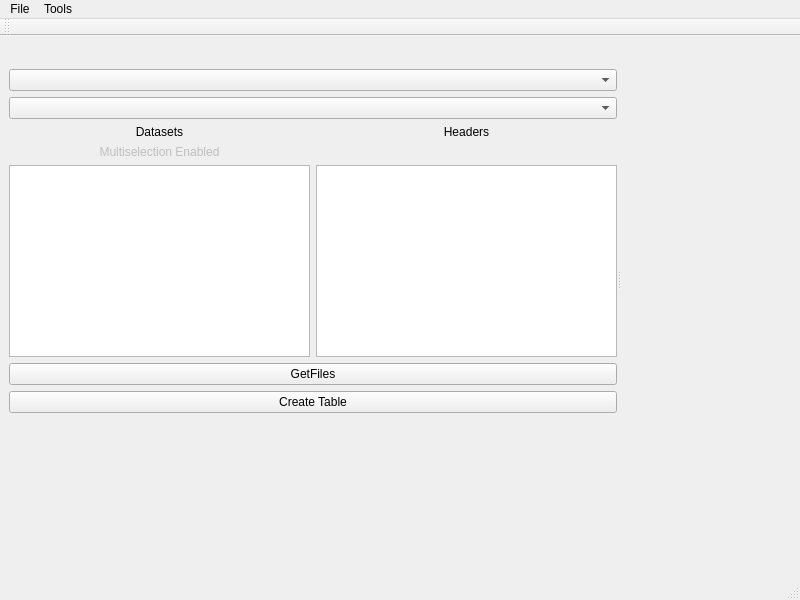
Before: the Qt Designer form Phobos3/PyqtTest.ui in stephgm/analytix, drawn with Qt 5.
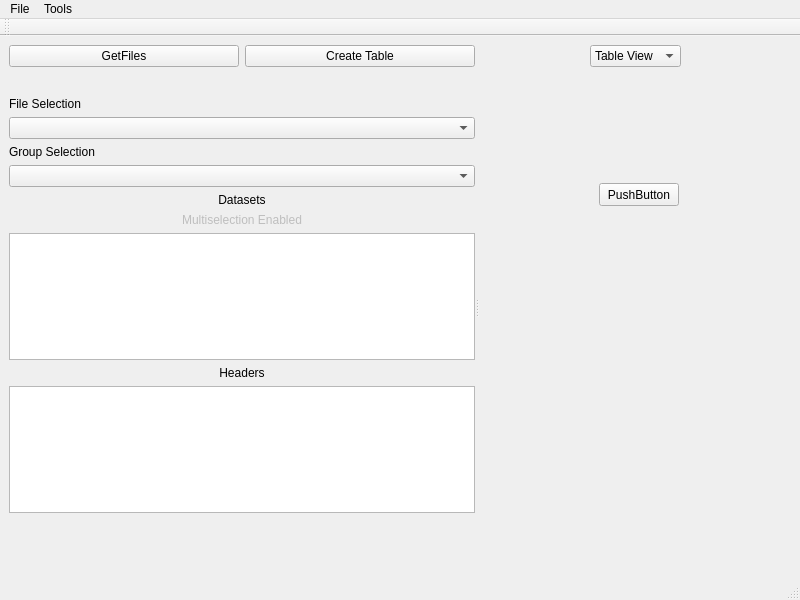
After: the same form once the commit is applied. The open tabs and pages were chosen to show the change. Icons and pictures are not drawn.

Diff of the .ui file:
```diff
--- a/Phobos3/PyqtTest.ui
+++ b/Phobos3/PyqtTest.ui
@@ -14,32 +14,52 @@
    <string>MainWindow</string>
   </property>
   <widget class="QWidget" name="centralwidget">
-   <layout class="QGridLayout" name="gridLayout">
+   <layout class="QGridLayout" name="gridLayout_3">
     <item row="0" column="0">
      <widget class="QSplitter" name="FileOpenStackedSplitter">
       <property name="orientation">
        <enum>Qt::Horizontal</enum>
       </property>
       <widget class="QWidget" name="gridLayoutWidget">
-       <layout class="QGridLayout" name="OpenFileLayout">
-        <item row="0" column="0">
-         <widget class="QWidget" name="SearchQWidget" native="true">
-          <property name="sizePolicy">
-           <sizepolicy hsizetype="Minimum" vsizetype="Preferred">
-            <horstretch>0</horstretch>
-            <verstretch>0</verstretch>
-           </sizepolicy>
+       <layout class="QGridLayout" name="gridLayout">
+        <item row="12" column="0">
+         <spacer name="verticalSpacer">
+          <property name="orientation">
+           <enum>Qt::Vertical</enum>
           </property>
-          <layout class="QGridLayout" name="gridLayout_4">
-           <item row="0" column="0">
-            <layout class="QGridLayout" name="SearchQWidgetLayout"/>
-           </item>
-          </layout>
+          <property name="sizeHint" stdset="0">
+           <size>
+            <width>20</width>
+            <height>40</height>
+           </size>
+          </property>
+         </spacer>
+        </item>
+        <item row="10" column="0">
+         <widget class="QLabel" name="HeaderListLabel">
+          <property name="text">
+           <string>&lt;html&gt;&lt;head/&gt;&lt;body&gt;&lt;p align=&quot;center&quot;&gt;Headers&lt;/p&gt;&lt;/body&gt;&lt;/html&gt;</string>
+          </property>
+         </widget>
+        </item>
+        <item row="3" column="0">
+         <widget class="QLabel" name="FileSelectionLabel">
+          <property name="text">
+           <string>File Selection</string>
+          </property>
          </widget>
         </item>
         <item row="4" column="0">
-         <layout class="QGridLayout" name="gridLayout_6">
-          <item row="2" column="1">
+         <widget class="QComboBox" name="FileNameCombo">
+          <property name="sizePolicy">
+           <sizepolicy hsizetype="Minimum" vsizetype="Fixed">
+            <horstretch>0</horstretch>
+            <verstretch>0</verstretch>
+           </sizepolicy>
+          </property>
+         </widget>
+        </item>
+        <item row="11" column="0">
            <widget class="QListWidget" name="HeaderList">
             <property name="sizePolicy">
              <sizepolicy hsizetype="Minimum" vsizetype="Expanding">
@@ -58,7 +78,23 @@
             </property>
            </widget>
           </item>
-          <item row="0" column="0">
+        <item row="9" column="0">
+         <widget class="QListWidget" name="DatasetList">
+          <property name="sizePolicy">
+           <sizepolicy hsizetype="Minimum" vsizetype="Expanding">
+            <horstretch>0</horstretch>
+            <verstretch>0</verstretch>
+           </sizepolicy>
+          </property>
+          <property name="minimumSize">
+           <size>
+            <width>200</width>
+            <height>0</height>
+           </size>
+          </property>
+         </widget>
+        </item>
+        <item row="7" column="0">
            <widget class="QLabel" name="DatasetListLabel">
             <property name="text">
              <string>&lt;html&gt;&lt;head/&gt;&lt;body&gt;&lt;p align=&quot;center&quot;&gt;Datasets&lt;/p&gt;&lt;/body&gt;&lt;/html&gt;</string>
@@ -66,41 +102,49 @@
            </widget>
           </item>
           <item row="2" column="0">
-           <widget class="QListWidget" name="DatasetList">
+         <widget class="QWidget" name="SearchQWidget" native="true">
             <property name="sizePolicy">
-             <sizepolicy hsizetype="Minimum" vsizetype="Expanding">
+           <sizepolicy hsizetype="Minimum" vsizetype="Preferred">
+            <horstretch>0</horstretch>
+            <verstretch>0</verstretch>
+           </sizepolicy>
+          </property>
+          <layout class="QGridLayout" name="gridLayout_4">
+           <item row="0" column="0">
+            <layout class="QGridLayout" name="SearchQWidgetLayout"/>
+           </item>
+          </layout>
+         </widget>
+        </item>
+        <item row="14" column="0">
+         <widget class="QWidget" name="StatusIndicator" native="true">
+          <property name="sizePolicy">
+           <sizepolicy hsizetype="Preferred" vsizetype="Fixed">
               <horstretch>0</horstretch>
               <verstretch>0</verstretch>
              </sizepolicy>
             </property>
             <property name="minimumSize">
              <size>
-              <width>200</width>
-              <height>0</height>
-             </size>
-            </property>
-           </widget>
-          </item>
-          <item row="0" column="1">
-           <widget class="QLabel" name="HeaderListLabel">
-            <property name="text">
-             <string>&lt;html&gt;&lt;head/&gt;&lt;body&gt;&lt;p align=&quot;center&quot;&gt;Headers&lt;/p&gt;&lt;/body&gt;&lt;/html&gt;</string>
-            </property>
-           </widget>
-          </item>
-          <item row="1" column="0">
-           <widget class="QLabel" name="DataListMultiSelectLabel">
-            <property name="enabled">
-             <bool>false</bool>
-            </property>
-            <property name="text">
-             <string>&lt;html&gt;&lt;head/&gt;&lt;body&gt;&lt;p align=&quot;center&quot;&gt;Multiselection Enabled&lt;/p&gt;&lt;/body&gt;&lt;/html&gt;</string>
-            </property>
-           </widget>
-          </item>
-         </layout>
+            <width>0</width>
+            <height>50</height>
+           </size>
+          </property>
+          <layout class="QGridLayout" name="gridLayout_2">
+           <item row="0" column="0">
+            <layout class="QGridLayout" name="StatusLayout"/>
+           </item>
+          </layout>
+         </widget>
         </item>
-        <item row="2" column="0">
+        <item row="5" column="0">
+         <widget class="QLabel" name="GroupSelectionLabel">
+          <property name="text">
+           <string>Group Selection</string>
+          </property>
+         </widget>
+        </item>
+        <item row="6" column="0">
          <widget class="QComboBox" name="GroupNameCombo">
           <property name="sizePolicy">
            <sizepolicy hsizetype="Minimum" vsizetype="Fixed">
@@ -113,20 +157,9 @@
           </property>
          </widget>
         </item>
-        <item row="7" column="0">
-         <spacer name="verticalSpacer">
-          <property name="orientation">
-           <enum>Qt::Vertical</enum>
-          </property>
-          <property name="sizeHint" stdset="0">
-           <size>
-            <width>20</width>
-            <height>40</height>
-           </size>
-          </property>
-         </spacer>
-        </item>
-        <item row="5" column="0">
+        <item row="1" column="0">
+         <layout class="QHBoxLayout" name="horizontalLayout">
+          <item>
          <widget class="QPushButton" name="Button1">
           <property name="text">
            <string>GetFiles</string>
@@ -137,17 +170,7 @@
           </property>
          </widget>
         </item>
-        <item row="1" column="0">
-         <widget class="QComboBox" name="FileNameCombo">
-          <property name="sizePolicy">
-           <sizepolicy hsizetype="Minimum" vsizetype="Fixed">
-            <horstretch>0</horstretch>
-            <verstretch>0</verstretch>
-           </sizepolicy>
-          </property>
-         </widget>
-        </item>
-        <item row="6" column="0">
+          <item>
          <widget class="QPushButton" name="CreateTable">
           <property name="text">
            <string>Create Table</string>
@@ -155,11 +178,42 @@
          </widget>
         </item>
        </layout>
+        </item>
+        <item row="8" column="0">
+         <widget class="QLabel" name="DataListMultiSelectLabel">
+          <property name="enabled">
+           <bool>false</bool>
+          </property>
+          <property name="text">
+           <string>&lt;html&gt;&lt;head/&gt;&lt;body&gt;&lt;p align=&quot;center&quot;&gt;Multiselection Enabled&lt;/p&gt;&lt;/body&gt;&lt;/html&gt;</string>
+          </property>
+         </widget>
+        </item>
+        <item row="13" column="0">
+         <spacer name="verticalSpacer_2">
+          <property name="orientation">
+           <enum>Qt::Vertical</enum>
+          </property>
+          <property name="sizeHint" stdset="0">
+           <size>
+            <width>20</width>
+            <height>40</height>
+           </size>
+          </property>
+         </spacer>
+        </item>
+       </layout>
       </widget>
       <widget class="QWidget" name="gridLayoutWidget_2">
        <layout class="QGridLayout" name="StackedWidgetsLayout">
-        <item row="0" column="0">
+        <item row="1" column="0">
          <widget class="QStackedWidget" name="stackedWidget">
+          <property name="sizePolicy">
+           <sizepolicy hsizetype="Minimum" vsizetype="Preferred">
+            <horstretch>0</horstretch>
+            <verstretch>0</verstretch>
+           </sizepolicy>
+          </property>
           <property name="currentIndex">
            <number>0</number>
           </property>
@@ -168,41 +222,78 @@
             <item row="1" column="0">
              <widget class="QTabWidget" name="TableTabWidget"/>
             </item>
-            <item row="0" column="0">
-             <widget class="QLabel" name="label">
+           </layout>
+          </widget>
+          <widget class="QWidget" name="page_2">
+           <widget class="QPushButton" name="pushButton">
+            <property name="geometry">
+             <rect>
+              <x>120</x>
+              <y>110</y>
+              <width>80</width>
+              <height>23</height>
+             </rect>
+            </property>
               <property name="text">
-               <string>&lt;html&gt;&lt;head/&gt;&lt;body&gt;&lt;p align=&quot;center&quot;&gt;Data View&lt;/p&gt;&lt;/body&gt;&lt;/html&gt;</string>
-              </property>
-             </widget>
-            </item>
-           </layout>
+             <string>PushButton</string>
+            </property>
+           </widget>
           </widget>
           <widget class="QWidget" name="page_2"/>
          </widget>
         </item>
-       </layout>
-      </widget>
-     </widget>
-    </item>
-    <item row="1" column="0">
-     <widget class="QWidget" name="StatusIndicator" native="true">
+        <item row="0" column="0">
+         <layout class="QHBoxLayout" name="horizontalLayout_2">
+          <item>
+           <spacer name="horizontalSpacer_2">
+            <property name="orientation">
+             <enum>Qt::Horizontal</enum>
+            </property>
+            <property name="sizeHint" stdset="0">
+             <size>
+              <width>40</width>
+              <height>20</height>
+             </size>
+            </property>
+           </spacer>
+          </item>
+          <item>
+           <widget class="QComboBox" name="StackedWidgetSelect">
       <property name="sizePolicy">
        <sizepolicy hsizetype="Preferred" vsizetype="Fixed">
         <horstretch>0</horstretch>
         <verstretch>0</verstretch>
        </sizepolicy>
       </property>
-      <property name="minimumSize">
+            <item>
+             <property name="text">
+              <string>Table View</string>
+             </property>
+            </item>
+            <item>
+             <property name="text">
+              <string>Test</string>
+             </property>
+            </item>
+           </widget>
+          </item>
+          <item>
+           <spacer name="horizontalSpacer">
+            <property name="orientation">
+             <enum>Qt::Horizontal</enum>
+            </property>
+            <property name="sizeHint" stdset="0">
        <size>
-        <width>0</width>
-        <height>50</height>
-       </size>
-      </property>
-      <layout class="QGridLayout" name="gridLayout_2">
-       <item row="0" column="0">
-        <layout class="QGridLayout" name="StatusLayout"/>
-       </item>
-      </layout>
+              <width>40</width>
+              <height>20</height>
+             </size>
+            </property>
+           </spacer>
+          </item>
+         </layout>
+        </item>
+       </layout>
+      </widget>
      </widget>
     </item>
    </layout>
```
Left out of the diff: 33 changed lines with no effect on the pictures. Lines whose indentation alone changed are shown as unchanged.
